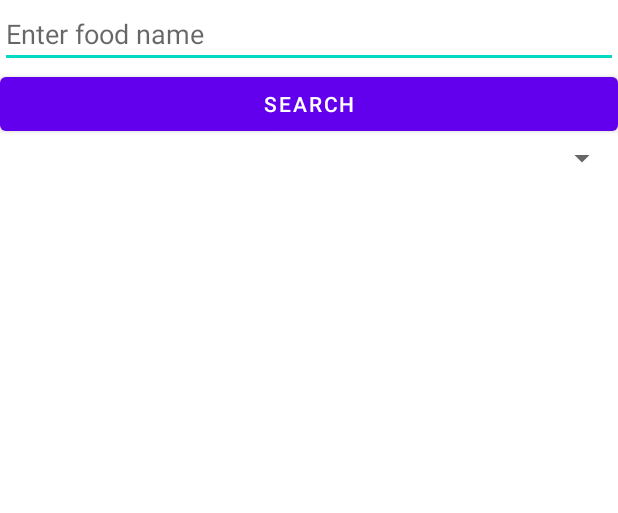
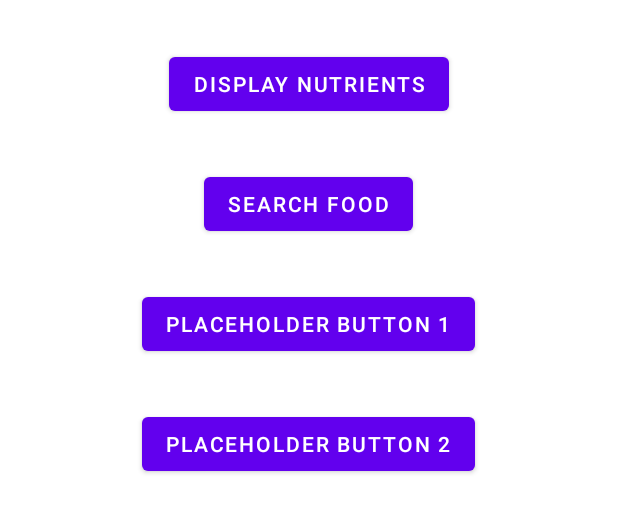
Before and after one commit to hitmanrebornict/mab-group-project, an Android app: the layout activity_main.xml on its own in the app's theme, with its tools: preview values and no code run, on a phone screen of 412 x 824 dp. Shown: the top 513 px of the screen. Run offline under Robolectric (Android 15) with nearby library versions, the phone set to English and light mode, and no system bars.

Commit message:
Combination of yicheng's work and dh's work

```diff
--- a/app/build.gradle
+++ b/app/build.gradle
@@ -32,11 +32,12 @@ dependencies {
     implementation 'androidx.appcompat:appcompat:1.6.1'
     implementation 'com.google.android.material:material:1.8.0'
     implementation 'com.squareup.picasso:picasso:2.71828'
+    implementation 'com.squareup.okhttp3:okhttp:3.14.7'
     implementation 'androidx.constraintlayout:constraintlayout:2.1.4'
     testImplementation 'junit:junit:4.13.2'
     androidTestImplementation 'androidx.test.ext:junit:1.1.5'
     androidTestImplementation 'androidx.test.espresso:espresso-core:3.5.1'
-    implementation 'com.squareup.okhttp3:okhttp:3.14.1'
+//    implementation 'com.squareup.okhttp3:okhttp:3.14.1'
     implementation 'com.squareup.okio:okio:1.14.0'
     implementation 'com.google.code.gson:gson:2.8.6'
 }
--- a/app/src/main/res/layout/activity_main.xml
+++ b/app/src/main/res/layout/activity_main.xml
@@ -7,40 +7,48 @@
     android:orientation="vertical"
   >
 
-    <EditText
-        android:id="@+id/search_edit_text"
-        android:layout_width="match_parent"
-        android:layout_height="wrap_content"
-        android:hint="Enter food name"
-        android:imeOptions="actionSearch" />
+    <LinearLayout
+    android:layout_width="match_parent"
+    android:layout_height="match_parent"
+    android:orientation="vertical"
+    android:gravity="center_horizontal">
 
     <Button
-        android:id="@+id/search_button"
-        android:layout_width="match_parent"
+        android:id="@+id/button_display_nutrients"
+        android:layout_width="wrap_content"
         android:layout_height="wrap_content"
-        android:text="Search" />
+        android:text="Display Nutrients"
+        android:layout_gravity="center_horizontal"
+        android:layout_marginTop="32dp"
+        android:layout_marginBottom="16dp" />
 
-    <Spinner
-        android:id="@+id/calorie_filter_spinner"
-        android:layout_width="match_parent"
+    <Button
+        android:id="@+id/button_search_food"
+        android:layout_width="wrap_content"
         android:layout_height="wrap_content"
-        android:layout_below="@+id/search_button" />
+        android:text="Search Food"
+        android:layout_gravity="center_horizontal"
+        android:layout_marginTop="16dp"
+        android:layout_marginBottom="16dp" />
 
-    <ListView
-        android:id="@+id/food_list_view"
-        android:layout_width="match_parent"
+    <Button
+        android:id="@+id/button_placeholder_1"
+        android:layout_width="wrap_content"
         android:layout_height="wrap_content"
-        android:layout_below="@+id/search_button"
-        android:divider="@android:color/darker_gray"
-        android:dividerHeight="0.5dp" />
+        android:text="Placeholder Button 1"
+        android:layout_gravity="center_horizontal"
+        android:layout_marginTop="16dp"
+        android:layout_marginBottom="16dp" />
 
-<!--    <ImageView-->
-<!--        android:id="@+id/favorite_image_view"-->
-<!--        android:layout_width="wrap_content"-->
-<!--        android:layout_height="wrap_content"-->
-<!--        android:layout_alignParentEnd="true"-->
-<!--        android:layout_centerVertical="true"-->
-<!--        android:src="@drawable/starborder"-->
-<!--        android:padding="10dp"/>-->
+    <Button
+        android:id="@+id/button_placeholder_2"
+        android:layout_width="wrap_content"
+        android:layout_height="wrap_content"
+        android:text="Placeholder Button 2"
+        android:layout_gravity="center_horizontal"
+        android:layout_marginTop="16dp"
+        android:layout_marginBottom="32dp" />
 
 </LinearLayout>
+
+</LinearLayout>
```
Also changed, not shown: app/src/main/AndroidManifest.xml (+5 -2 lines), app/src/main/java/com/example/mab_group_project/MainActivity.java (+19 -0 lines), app/src/main/java/com/example/mab_group_project/SearchFoodModule.java (added, +216 -0 lines), app/src/main/res/layout/activity_search_food_module.xml (added, +38 -0 lines).
